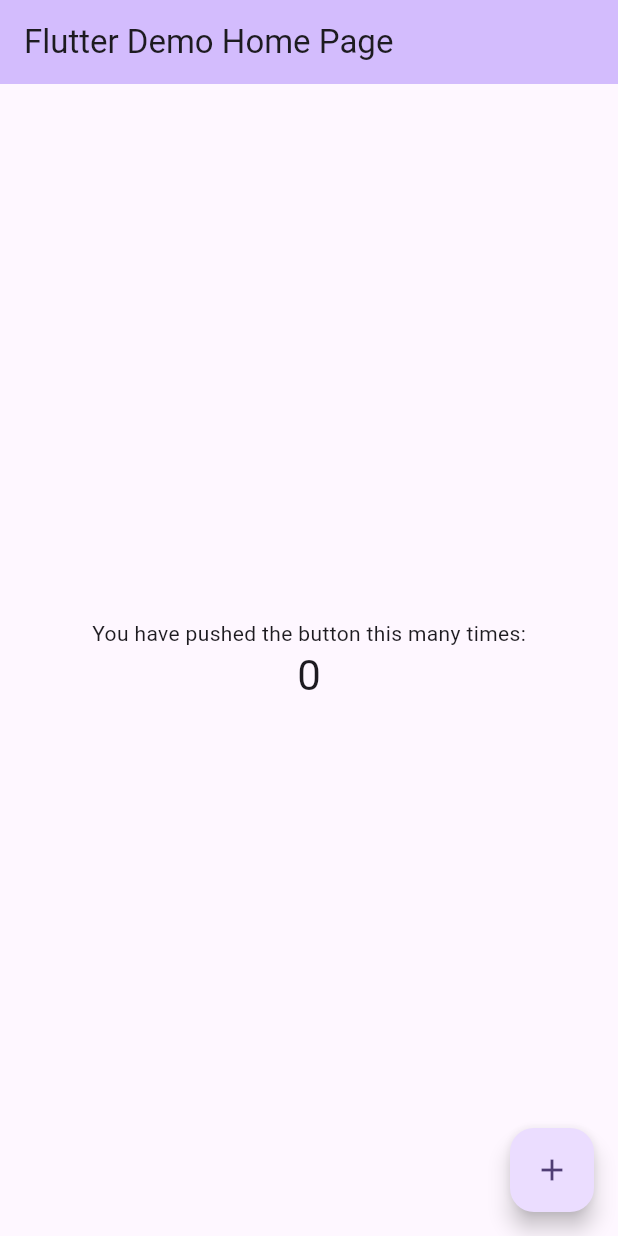
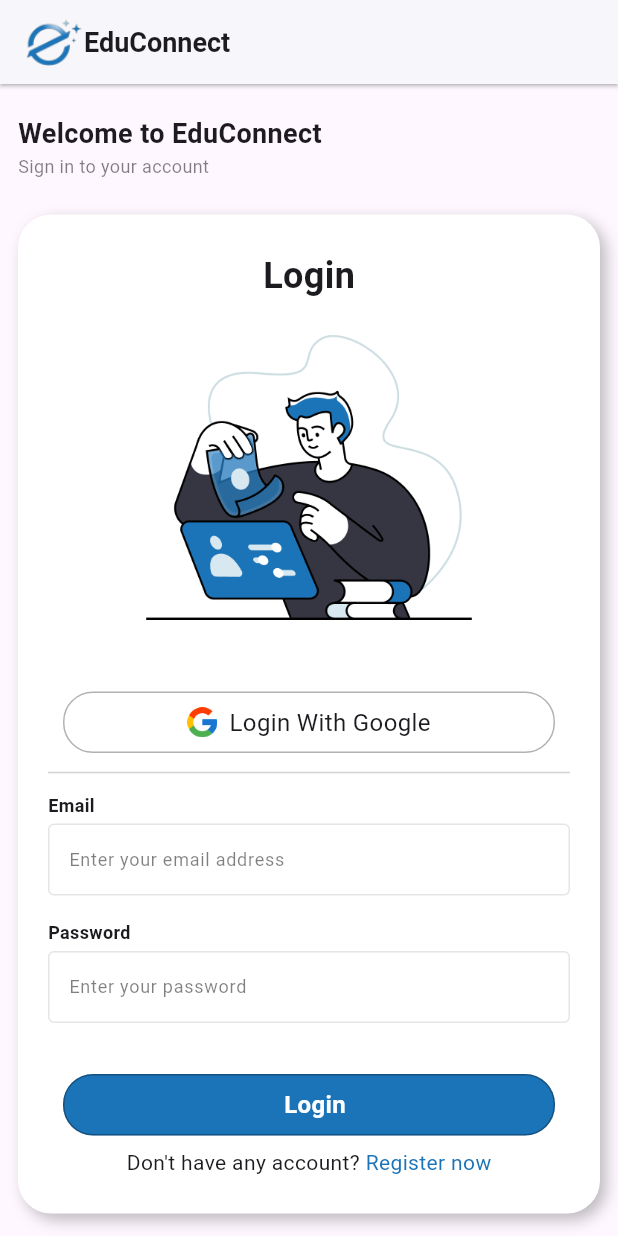
Before and after one commit to estradax/educonnect-v2, a Flutter app: the screen it shows after launch, on a phone screen of 412 x 824 dp. Run offline on Flutter 3.47's test engine with Material 3 defaults, Android fonts, the light colour scheme and no system bars.

Commit message:
feat: login screen

```diff
--- a/packages/app/lib/main.dart
+++ b/packages/app/lib/main.dart
@@ -1,3 +1,4 @@
+import 'package:educonnect_app/screens/login_screen.dart';
 import 'package:flutter/material.dart';
 
 void main() {
@@ -7,119 +8,15 @@
 class MyApp extends StatelessWidget {
   const MyApp({super.key});
 
-  // This widget is the root of your application.
   @override
   Widget build(BuildContext context) {
     return MaterialApp(
-      title: 'Flutter Demo',
+      title: 'EduConnect V2',
       theme: ThemeData(
-        // This is the theme of your application.
-        //
-        // TRY THIS: Try running your application with "flutter run". You'll see
-        // the application has a purple toolbar. Then, without quitting the app,
-        // try changing the seedColor in the colorScheme below to Colors.green
-        // and then invoke "hot reload" (save your changes or press the "hot
-        // reload" button in a Flutter-supported IDE, or press "r" if you used
-        // the command line to start the app).
-        //
-        // Notice that the counter didn't reset back to zero; the application
-        // state is not lost during the reload. To reset the state, use hot
-        // restart instead.
-        //
-        // This works for code too, not just values: Most code changes can be
-        // tested with just a hot reload.
-        colorScheme: ColorScheme.fromSeed(seedColor: Colors.deepPurple),
+        primaryColor: const Color(0xFF1C74B8),
         useMaterial3: true,
       ),
-      home: const MyHomePage(title: 'Flutter Demo Home Page'),
+      home: const LoginScreen(),
     );
   }
 }
-
-class MyHomePage extends StatefulWidget {
-  const MyHomePage({super.key, required this.title});
-
-  // This widget is the home page of your application. It is stateful, meaning
-  // that it has a State object (defined below) that contains fields that affect
-  // how it looks.
-
-  // This class is the configuration for the state. It holds the values (in this
-  // case the title) provided by the parent (in this case the App widget) and
-  // used by the build method of the State. Fields in a Widget subclass are
-  // always marked "final".
-
-  final String title;
-
-  @override
-  State<MyHomePage> createState() => _MyHomePageState();
-}
-
-class _MyHomePageState extends State<MyHomePage> {
-  int _counter = 0;
-
-  void _incrementCounter() {
-    setState(() {
-      // This call to setState tells the Flutter framework that something has
-      // changed in this State, which causes it to rerun the build method below
-      // so that the display can reflect the updated values. If we changed
-      // _counter without calling setState(), then the build method would not be
-      // called again, and so nothing would appear to happen.
-      _counter++;
-    });
-  }
-
-  @override
-  Widget build(BuildContext context) {
-    // This method is rerun every time setState is called, for instance as done
-    // by the _incrementCounter method above.
-    //
-    // The Flutter framework has been optimized to make rerunning build methods
-    // fast, so that you can just rebuild anything that needs updating rather
-    // than having to individually change instances of widgets.
-    return Scaffold(
-      appBar: AppBar(
-        // TRY THIS: Try changing the color here to a specific color (to
-        // Colors.amber, perhaps?) and trigger a hot reload to see the AppBar
-        // change color while the other colors stay the same.
-        backgroundColor: Theme.of(context).colorScheme.inversePrimary,
-        // Here we take the value from the MyHomePage object that was created by
-        // the App.build method, and use it to set our appbar title.
-        title: Text(widget.title),
-      ),
-      body: Center(
-        // Center is a layout widget. It takes a single child and positions it
-        // in the middle of the parent.
-        child: Column(
-          // Column is also a layout widget. It takes a list of children and
-          // arranges them vertically. By default, it sizes itself to fit its
-          // children horizontally, and tries to be as tall as its parent.
-          //
-          // Column has various properties to control how it sizes itself and
-          // how it positions its children. Here we use mainAxisAlignment to
-          // center the children vertically; the main axis here is the vertical
-          // axis because Columns are vertical (the cross axis would be
-          // horizontal).
-          //
-          // TRY THIS: Invoke "debug painting" (choose the "Toggle Debug Paint"
-          // action in the IDE, or press "p" in the console), to see the
-          // wireframe for each widget.
-          mainAxisAlignment: MainAxisAlignment.center,
-          children: <Widget>[
-            const Text(
-              'You have pushed the button this many times:',
-            ),
-            Text(
-              '$_counter',
-              style: Theme.of(context).textTheme.headlineMedium,
-            ),
-          ],
-        ),
-      ),
-      floatingActionButton: FloatingActionButton(
-        onPressed: _incrementCounter,
-        tooltip: 'Increment',
-        child: const Icon(Icons.add),
-      ), // This trailing comma makes auto-formatting nicer for build methods.
-    );
-  }
-}
--- /dev/null
+++ b/packages/app/lib/screens/login_screen.dart
@@ -0,0 +1,182 @@
+import 'package:educonnect_app/widgets/ec_button.dart';
+import 'package:educonnect_app/widgets/ec_text_form_field.dart';
+import 'package:flutter/material.dart';
+
+class LoginScreen extends StatefulWidget {
+  const LoginScreen({super.key});
+
+  @override
+  State<LoginScreen> createState() => _LoginScreenState();
+}
+
+class _LoginScreenState extends State<LoginScreen> {
+  final _formKey = GlobalKey<FormState>();
+
+  @override
+  Widget build(BuildContext context) {
+    return Scaffold(
+      appBar: AppBar(
+        leading: Padding(
+          padding: const EdgeInsets.only(left: 11),
+          child: Image.asset('lib/assets/images/educonnect-logo.png'),
+        ),
+        titleSpacing: 0,
+        title: const Text(
+          'EduConnect',
+          style: TextStyle(
+            fontWeight: FontWeight.bold,
+            fontSize: 18,
+          ),
+        ),
+        elevation: 1,
+        backgroundColor: Colors.white,
+        shadowColor: Colors.black,
+      ),
+      body: SingleChildScrollView(
+        child: Padding(
+          padding: const EdgeInsets.symmetric(
+            horizontal: 12,
+            vertical: 20,
+          ),
+          child: Column(
+            crossAxisAlignment: CrossAxisAlignment.start,
+            children: [
+              const Text(
+                'Welcome to EduConnect',
+                style: TextStyle(
+                  fontWeight: FontWeight.bold,
+                  fontSize: 18,
+                ),
+              ),
+              Text(
+                'Sign in to your account',
+                style: TextStyle(
+                  fontSize: 12,
+                  color: Colors.black.withOpacity(0.5),
+                ),
+              ),
+              const SizedBox(
+                height: 24,
+              ),
+              Container(
+                width: double.infinity,
+                decoration: BoxDecoration(
+                  color: Colors.white,
+                  borderRadius: BorderRadius.circular(22),
+                  boxShadow: [
+                    BoxShadow(
+                      color: Colors.black.withOpacity(0.25),
+                      blurRadius: 8,
+                      offset: const Offset(4, 4),
+                    ),
+                  ],
+                ),
+                child: Column(
+                  children: [
+                    const SizedBox(
+                      height: 24,
+                    ),
+                    const Text(
+                      'Login',
+                      style: TextStyle(
+                        fontWeight: FontWeight.bold,
+                        fontSize: 24,
+                      ),
+                    ),
+                    const SizedBox(
+                      height: 22,
+                    ),
+                    Image.asset(
+                      'lib/assets/images/register-vector.png',
+                      width: 218,
+                      height: 190,
+                    ),
+                    const SizedBox(
+                      height: 48,
+                    ),
+                    const Padding(
+                      padding: EdgeInsets.symmetric(horizontal: 30),
+                      child: EcButton(
+                        text: 'Login With Google',
+                        icon: AssetImage('lib/assets/images/google-icon.png'),
+                        textStyle: TextStyle(fontSize: 16),
+                      ),
+                    ),
+                    const SizedBox(
+                      height: 12,
+                    ),
+                    const Padding(
+                      padding: EdgeInsets.symmetric(horizontal: 20),
+                      child: Divider(
+                        height: 2,
+                        color: Color(0xFFD2D2D2),
+                      ),
+                    ),
+                    const SizedBox(
+                      height: 12,
+                    ),
+                    Form(
+                      key: _formKey,
+                      child: const Padding(
+                        padding: EdgeInsets.symmetric(horizontal: 20),
+                        child: Column(
+                          crossAxisAlignment: CrossAxisAlignment.start,
+                          children: [
+                            EcTextFormField(
+                              label: 'Email',
+                              hintText: 'Enter your email address',
+                            ),
+                            SizedBox(
+                              height: 16,
+                            ),
+                            EcTextFormField(
+                              label: 'Password',
+                              hintText: 'Enter your password',
+                            ),
+                          ],
+                        ),
+                      ),
+                    ),
+                    const SizedBox(
+                      height: 34,
+                    ),
+                    Padding(
+                      padding: const EdgeInsets.symmetric(horizontal: 30),
+                      child: EcButton(
+                        text: 'Login',
+                        textStyle: const TextStyle(
+                          fontSize: 16,
+                          fontWeight: FontWeight.bold,
+                          color: Colors.white,
+                        ),
+                        backgroundColor: Theme.of(context).primaryColor,
+                      ),
+                    ),
+                    const SizedBox(
+                      height: 8,
+                    ),
+                    Row(
+                      mainAxisAlignment: MainAxisAlignment.center,
+                      children: [
+                        const Text('Don\'t have any account? '),
+                        Text(
+                          'Register now',
+                          style: TextStyle(
+                            color: Theme.of(context).primaryColor,
+                          ),
+                        ),
+                      ],
+                    ),
+                    const SizedBox(
+                      height: 24,
+                    ),
+                  ],
+                ),
+              ),
+            ],
+          ),
+        ),
+      ),
+    );
+  }
+}
--- /dev/null
+++ b/packages/app/lib/screens/register_screen.dart
@@ -0,0 +1,11 @@
+import 'package:flutter/material.dart';
+
+class RegisterScreen extends StatelessWidget {
+  const RegisterScreen({super.key});
+
+  @override
+  Widget build(BuildContext context) {
+    // TODO: implement build
+    throw UnimplementedError();
+  }
+}
--- /dev/null
+++ b/packages/app/lib/widgets/ec_button.dart
@@ -0,0 +1,52 @@
+import 'package:flutter/material.dart';
+
+class EcButton extends StatelessWidget {
+  final String text;
+  final ImageProvider? icon;
+  final TextStyle? textStyle;
+  final Color? backgroundColor;
+
+  const EcButton({
+    super.key,
+    required this.text,
+    this.icon,
+    this.textStyle,
+    this.backgroundColor,
+  });
+
+  @override
+  Widget build(BuildContext context) {
+    return Container(
+      padding: const EdgeInsets.symmetric(vertical: 8),
+      decoration: BoxDecoration(
+        border: Border.all(
+          color: Colors.black.withOpacity(0.30),
+        ),
+        borderRadius: BorderRadius.circular(20),
+        color: backgroundColor,
+      ),
+      child: Row(
+        mainAxisAlignment: MainAxisAlignment.center,
+        children: [
+          icon == null
+              ? const SizedBox(
+                  height: 0,
+                  width: 0,
+                )
+              : Image(
+                  image: icon!,
+                  width: 20,
+                  height: 20,
+                ),
+          const SizedBox(
+            width: 8,
+          ),
+          Text(
+            text,
+            style: textStyle,
+          ),
+        ],
+      ),
+    );
+  }
+}
--- /dev/null
+++ b/packages/app/lib/widgets/ec_text_form_field.dart
@@ -0,0 +1,56 @@
+import 'package:flutter/material.dart';
+
+class EcTextFormField extends StatelessWidget {
+  final String label;
+  final String hintText;
+
+  const EcTextFormField({
+    super.key,
+    required this.label,
+    required this.hintText,
+  });
+
+  @override
+  Widget build(BuildContext context) {
+    return Column(
+      crossAxisAlignment: CrossAxisAlignment.start,
+      children: [
+        Text(
+          label,
+          style: const TextStyle(
+            fontWeight: FontWeight.bold,
+            fontSize: 12,
+          ),
+        ),
+        const SizedBox(
+          height: 4,
+        ),
+        TextFormField(
+          style: const TextStyle(fontSize: 12),
+          decoration: InputDecoration(
+            contentPadding: const EdgeInsets.symmetric(
+              horizontal: 10,
+              vertical: 6,
+            ),
+            labelText: hintText,
+            floatingLabelBehavior: FloatingLabelBehavior.never,
+            labelStyle: TextStyle(
+              color: Colors.black.withOpacity(0.50),
+              fontSize: 12,
+            ),
+            enabledBorder: OutlineInputBorder(
+              borderSide: BorderSide(
+                color: Colors.black.withOpacity(0.10),
+              ),
+            ),
+            focusedBorder: OutlineInputBorder(
+              borderSide: BorderSide(
+                color: Colors.black.withOpacity(0.10),
+              ),
+            ),
+          ),
+        ),
+      ],
+    );
+  }
+}
--- a/packages/app/pubspec.yaml
+++ b/packages/app/pubspec.yaml
@@ -1,4 +1,4 @@
-name: educonnect-app
+name: educonnect_app
 description: "An EduConnect App."
 # The following line prevents the package from being accidentally published to
 # pub.dev using `flutter pub publish`. This is preferred for private packages.
@@ -59,7 +59,8 @@ flutter:
   uses-material-design: true
 
   # To add assets to your application, add an assets section, like this:
-  # assets:
+  assets:
+    - lib/assets/images/
   #   - images/a_dot_burr.jpeg
   #   - images/a_dot_ham.jpeg
 
```
Also changed, not shown: packages/app/lib/assets/images/educonnect-logo.png (added), packages/app/lib/assets/images/google-icon.png (added), packages/app/lib/assets/images/register-vector.png (added).
